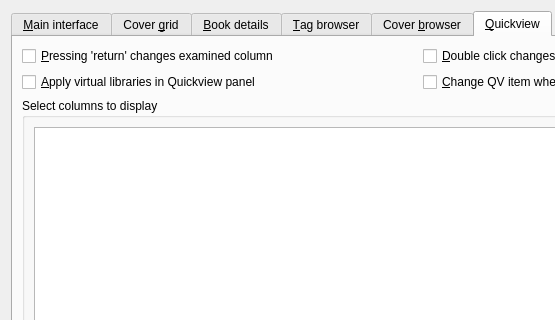
The window that src/calibre/gui2/preferences/look_feel.ui (kovidgoyal/calibre) describes before a commit, drawn with Qt 5; both pictures show x 0 to 555 and y 0 to 320 of the 839 by 580 pixel window.
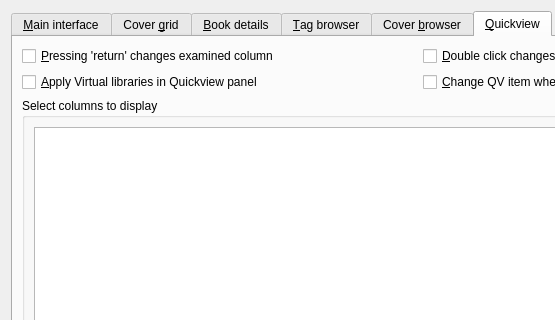
The same window after the commit. The open tabs and pages were chosen to show the change. Icons and pictures are not drawn. Custom widgets are drawn as their Qt base class.

The edit to the form file:
```diff
--- a/src/calibre/gui2/preferences/look_feel.ui
+++ b/src/calibre/gui2/preferences/look_feel.ui
@@ -1217,7 +1217,7 @@
 unchecked then only row changes are taken into account.</string>
            </property>
            <property name="text">
-            <string>&amp;Apply virtual libraries in Quickview panel</string>
+            <string>&amp;Apply Virtual libraries in Quickview panel</string>
            </property>
           </widget>
          </item>
```
Left out of the diff: 4 changed lines with no effect on the pictures.
